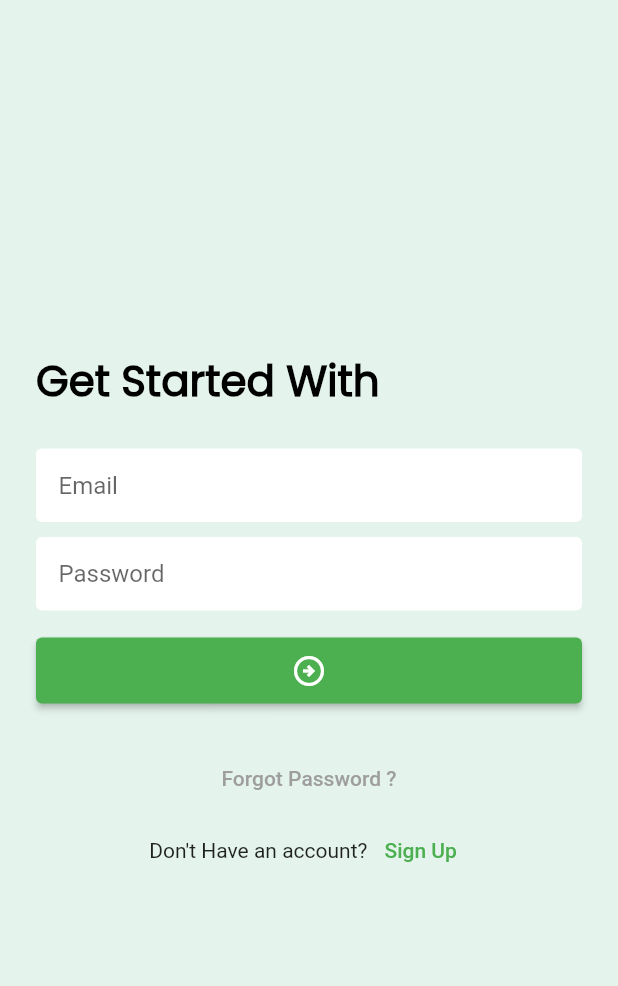
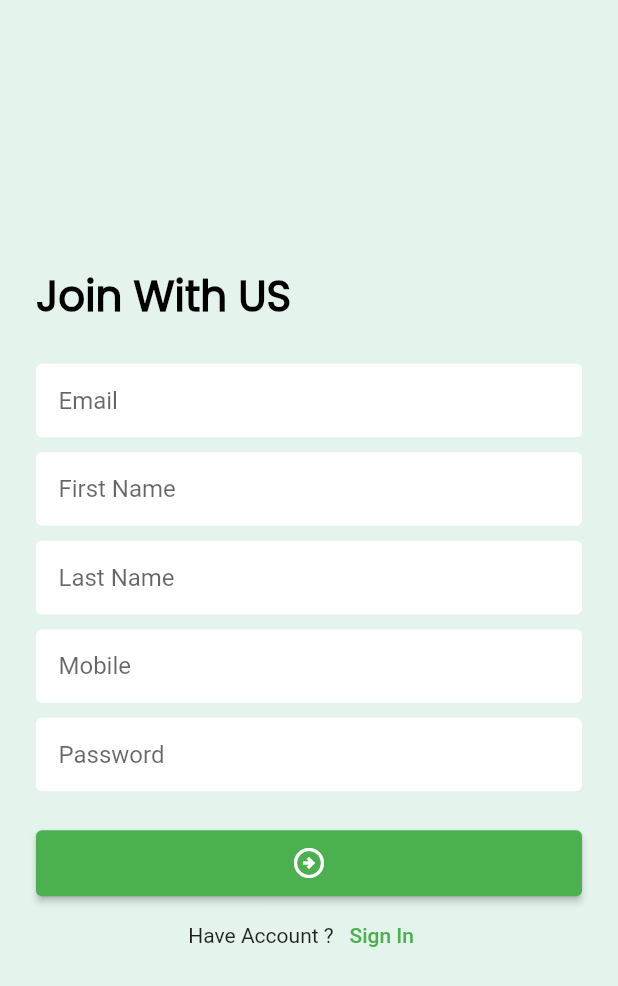
Before and after one commit to Ibrahim-K98han/Flutter_Taskmanager_Application, a Flutter app: the screen it shows after launch, after a tap on "Sign Up", on a phone screen of 412 x 824 dp. Shown: the top 986 px of the screen. Run offline on Flutter 3.47's test engine with Material 2 defaults, Android fonts, the phone set to English and light mode, and no system bars; our stand-ins replace lottie.

Commit message:
Sing up Ui done

```diff
--- a/lib/ui/screens/login_screen.dart
+++ b/lib/ui/screens/login_screen.dart
@@ -1,4 +1,5 @@
 import 'package:flutter/material.dart';
+import 'package:taskmanager/ui/screens/sign_up_screen.dart';
 import 'package:taskmanager/ui/widgets/screen_background.dart';
 import '../../style/text_style.dart';
 import '../widgets/app_elevated_button.dart';
@@ -16,7 +17,7 @@ class _LoginScreenState extends State<LoginScreen> {
   Widget build(BuildContext context) {
     return Scaffold(
       body: ScreenBackgroun(
-        widget: Padding(
+        child: Padding(
           padding: const EdgeInsets.all(24),
           child: Column(
             mainAxisAlignment: MainAxisAlignment.center,
@@ -61,19 +62,17 @@ class _LoginScreenState extends State<LoginScreen> {
                   ),
                 ),
               ),
-              Row(
-                mainAxisAlignment: MainAxisAlignment.center,
-                children: [
-                  const Text('Don\'t Have an account? '),
-                  TextButton(
-                    style: TextButton.styleFrom(padding: EdgeInsets.zero),
-                    onPressed: () {},
-                    child: const Text(
-                      'Sign Up',
-                      style: TextStyle(color: Colors.green),
+              AppTextButton(
+                onTap: () {
+                  Navigator.push(
+                    context,
+                    MaterialPageRoute(
+                      builder: (context) => const SignUpScreen(),
                     ),
-                  ),
-                ],
+                  );
+                },
+                text: 'Sign Up',
+                child: const Text('Don\'t Have an account? '),
               ),
             ],
           ),
@@ -82,3 +81,33 @@ class _LoginScreenState extends State<LoginScreen> {
     );
   }
 }
+
+class AppTextButton extends StatelessWidget {
+  AppTextButton(
+      {super.key,
+      required this.child,
+      required this.onTap,
+      required this.text});
+
+  final Widget child;
+  final VoidCallback onTap;
+  final String text;
+
+  @override
+  Widget build(BuildContext context) {
+    return Row(
+      mainAxisAlignment: MainAxisAlignment.center,
+      children: [
+        child,
+        TextButton(
+          style: TextButton.styleFrom(padding: EdgeInsets.zero),
+          onPressed: onTap,
+          child: Text(
+            text,
+            style: TextStyle(color: Colors.green),
+          ),
+        ),
+      ],
+    );
+  }
+}
--- /dev/null
+++ b/lib/ui/screens/sign_up_screen.dart
@@ -0,0 +1,90 @@
+import 'package:flutter/material.dart';
+
+import '../../style/text_style.dart';
+import '../widgets/app_elevated_button.dart';
+import '../widgets/app_text_filed.dart';
+import '../widgets/screen_background.dart';
+import 'login_screen.dart';
+
+class SignUpScreen extends StatefulWidget {
+  const SignUpScreen({super.key});
+
+  @override
+  State<SignUpScreen> createState() => _SignUpScreenState();
+}
+
+class _SignUpScreenState extends State<SignUpScreen> {
+  @override
+  Widget build(BuildContext context) {
+    return Scaffold(
+      body: ScreenBackgroun(
+        child: Padding(
+          padding: const EdgeInsets.all(24),
+          child: Column(
+            mainAxisAlignment: MainAxisAlignment.center,
+            crossAxisAlignment: CrossAxisAlignment.start,
+            children: [
+              Text(
+                'Join With US',
+                style: Head1Text,
+              ),
+              const SizedBox(
+                height: 24,
+              ),
+              AppTextField(
+                controller: TextEditingController(),
+                hintText: 'Email',
+              ),
+              Padding(
+                padding: const EdgeInsets.only(top: 10),
+                child: AppTextField(
+                  hintText: 'First Name',
+                  controller: TextEditingController(),
+                  obsecure: true,
+                ),
+              ),
+              Padding(
+                padding: const EdgeInsets.only(top: 10),
+                child: AppTextField(
+                  hintText: 'Last Name',
+                  controller: TextEditingController(),
+                  obsecure: true,
+                ),
+              ),
+              Padding(
+                padding: const EdgeInsets.only(top: 10),
+                child: AppTextField(
+                  hintText: 'Mobile',
+                  controller: TextEditingController(),
+                  obsecure: true,
+                ),
+              ),
+              Padding(
+                padding: const EdgeInsets.only(top: 10),
+                child: AppTextField(
+                  hintText: 'Password',
+                  controller: TextEditingController(),
+                  obsecure: true,
+                ),
+              ),
+              const SizedBox(
+                height: 24,
+              ),
+              AppElevatedButton(
+                onTap: () {},
+                child: const Icon(Icons.arrow_circle_right_outlined),
+              ),
+              AppTextButton(
+                child: Text('Have Account ?'),
+                onTap: () {
+                  Navigator.pop(context);
+                },
+                text: 'Sign In',
+              ),
+            ],
+          ),
+        ),
+      ),
+    );
+  }
+}
--- a/lib/ui/screens/splash_screen.dart
+++ b/lib/ui/screens/splash_screen.dart
@@ -15,7 +15,7 @@ class _SplashScreenState extends State<SplashScreen> {
   Widget build(BuildContext context) {
     return Scaffold(
       body: ScreenBackgroun(
-        widget: Center(
+        child: Center(
           child: Column(
             mainAxisAlignment: MainAxisAlignment.center,
             crossAxisAlignment: CrossAxisAlignment.center,
--- a/lib/ui/widgets/screen_background.dart
+++ b/lib/ui/widgets/screen_background.dart
@@ -3,8 +3,8 @@ import 'package:flutter/material.dart';
 import '../../style/colors.dart';
 
 class ScreenBackgroun extends StatelessWidget {
-  final Widget widget;
-  ScreenBackgroun({super.key, required this.widget});
+  final Widget child;
+  ScreenBackgroun({super.key, required this.child});
 
   @override
   Widget build(BuildContext context) {
@@ -16,7 +16,7 @@ class ScreenBackgroun extends StatelessWidget {
           height: screenSize.height,
           color: colorGreen.withOpacity(.1),
         ),
-        widget
+        child
       ],
     );
   }
```
